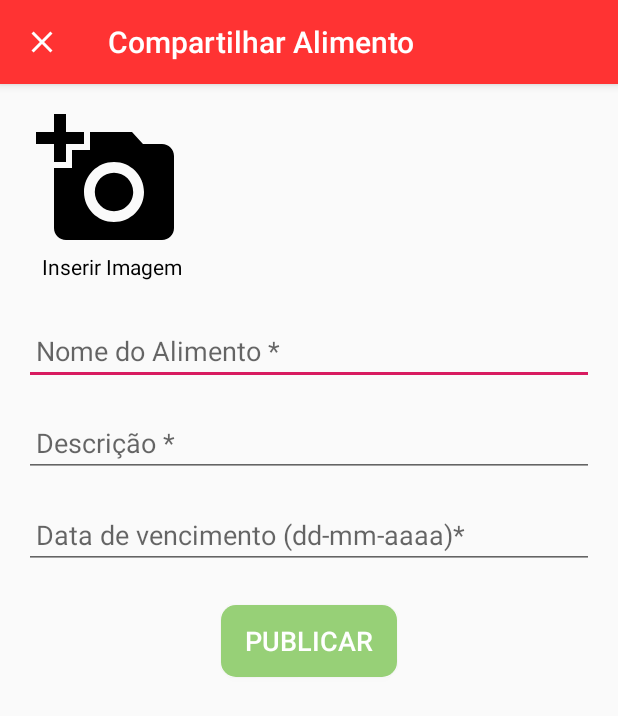
After one commit to fernandoasg/Share-Food, an Android app: the CreateFoodPostActivity screen opened directly, with no data from a screen before it, on a phone screen of 412 x 824 dp. The commit adds this screen. Shown: the top 716 px of the screen. Run offline under Robolectric (Android 15) with nearby library versions, the phone set to English and light mode, and no system bars; our stand-ins replace Room's generated code.

Commit message:
Criando novo FoodPost

```diff
--- a/Projects/Android Project/ShareFood/app/src/main/AndroidManifest.xml
+++ b/Projects/Android Project/ShareFood/app/src/main/AndroidManifest.xml
@@ -9,7 +9,8 @@
         android:roundIcon="@mipmap/ic_launcher_round"
         android:supportsRtl="true"
         android:theme="@style/AppTheme">
-        <activity android:name=".activity.ShareFoodActivity"></activity>
+        <activity android:name=".activity.CreateFoodPostActivity"
+            android:parentActivityName=".activity.MainActivity"></activity>
         <activity
             android:name=".activity.RegisterActivity"
             android:theme="@style/LoginTheme" />
@@ -22,7 +23,8 @@
                 <category android:name="android.intent.category.LAUNCHER" />
             </intent-filter>
         </activity>
-        <activity android:name=".activity.MainActivity"></activity>
+        <activity android:name=".activity.MainActivity"
+            android:launchMode="singleTop"></activity>
     </application>
 
 </manifest>
--- /dev/null
+++ b/Projects/Android Project/ShareFood/app/src/main/java/com/example/sharefood/activity/CreateFoodPostActivity.java
@@ -0,0 +1,74 @@
+package com.example.sharefood.activity;
+
+import androidx.appcompat.app.AppCompatActivity;
+import androidx.lifecycle.ViewModelProviders;
+
+import android.os.Bundle;
+import android.view.View;
+import android.widget.Button;
+import android.widget.EditText;
+import android.widget.Toast;
+
+import com.example.sharefood.R;
+import com.example.sharefood.entity.FoodPost;
+import com.example.sharefood.viewmodel.CreateFoodPostViewModel;
+
+public class CreateFoodPostActivity extends AppCompatActivity {
+
+    private EditText foodNameText;
+    private EditText foodDescriptionText;
+    private EditText foodDateText;
+    private CreateFoodPostViewModel createFoodPostViewModel;
+
+    @Override
+    protected void onCreate(Bundle savedInstanceState) {
+        super.onCreate(savedInstanceState);
+        setContentView(R.layout.activity_create_food_post);
+
+        createFoodPostViewModel = ViewModelProviders.of(this).get(CreateFoodPostViewModel.class);
+
+        foodNameText = findViewById(R.id.add_food_post_name_edit_text);
+        foodDescriptionText = findViewById(R.id.add_food_post_description_edit_text);
+        foodDateText = findViewById(R.id.add_food_post_date_edit_text);
+
+        getSupportActionBar().setHomeAsUpIndicator(R.drawable.ic_close_black_24dp);
+        setTitle("Compartilhar Alimento");
+
+        Button createFoodPostButton = findViewById(R.id.add_food_post_button);
+        createFoodPostButton.setOnClickListener(new View.OnClickListener() {
+            @Override
+            public void onClick(View view) {
+                saveFoodPost();
+            }
+        });
+    }
+
+    private void saveFoodPost(){
+        String foodName = foodNameText.getText().toString();
+        String foodDescription = foodDescriptionText.getText().toString();
+        String foodDate = foodDateText.getText().toString();
+
+        if(foodName.trim().isEmpty()){
+            foodNameText.setError("Você precisa informar o nome do alimento.");
+            return;
+        }
+
+        if(foodDescription.trim().isEmpty()){
+            foodDescriptionText.setError("Você precisa informar a descrição do alimento.");
+            return;
+        }
+
+        if(foodDate.trim().isEmpty()){
+            foodDateText.setError("Você precisa informar a data de vencimento do alimento.");
+            return;
+        }
+
+        FoodPost foodPost = new FoodPost(foodName, foodDescription, foodDate, 0, 0);
+
+        createFoodPostViewModel.insert(foodPost);
+
+        Toast.makeText(this, "Alimento publicado com sucesso!", Toast.LENGTH_SHORT).show();
+
+        onBackPressed();
+    }
+}
--- /dev/null
+++ b/Projects/Android Project/ShareFood/app/src/main/java/com/example/sharefood/viewmodel/CreateFoodPostViewModel.java
@@ -0,0 +1,29 @@
+package com.example.sharefood.viewmodel;
+
+
+import android.app.Application;
+
+import androidx.annotation.NonNull;
+import androidx.lifecycle.AndroidViewModel;
+
+import com.example.sharefood.entity.FoodPost;
+import com.example.sharefood.repository.FoodPostRepository;
+
+public class CreateFoodPostViewModel extends AndroidViewModel {
+
+    private FoodPostRepository repository;
+
+    public CreateFoodPostViewModel(@NonNull Application application) {
+        super(application);
+        repository = new FoodPostRepository(application);
+    }
+
+    public void insert(FoodPost foodPost){
+        repository.insert(foodPost);
+    }
+
+    public void update(FoodPost foodPost){
+        repository.update(foodPost);
+    }
+
+}
--- /dev/null
+++ b/Projects/Android Project/ShareFood/app/src/main/res/drawable/green_button_style.xml
@@ -0,0 +1,21 @@
+<?xml version="1.0" encoding="utf-8"?>
+<shape xmlns:android="http://schemas.android.com/apk/res/android"
+    android:shape="rectangle" >
+
+    <corners
+        android:bottomLeftRadius="10dp"
+        android:bottomRightRadius="10dp"
+        android:topLeftRadius="10dp"
+        android:topRightRadius="10dp" />
+
+    <solid android:color="@color/colorGreen" />
+
+    <padding
+        android:bottom="0dp"
+        android:left="16dp"
+        android:right="16dp"
+        android:top="0dp" />
+
+
+
+</shape>
--- /dev/null
+++ b/Projects/Android Project/ShareFood/app/src/main/res/drawable/ic_add_a_photo.xml
@@ -0,0 +1,4 @@
+<vector android:height="96dp" android:viewportHeight="24.0"
+    android:viewportWidth="24.0" android:width="96dp" xmlns:android="http://schemas.android.com/apk/res/android">
+    <path android:fillColor="#FF000000" android:pathData="M3,4L3,1h2v3h3v2L5,6v3L3,9L3,6L0,6L0,4h3zM6,10L6,7h3L9,4h7l1.83,2L21,6c1.1,0 2,0.9 2,2v12c0,1.1 -0.9,2 -2,2L5,22c-1.1,0 -2,-0.9 -2,-2L3,10h3zM13,19c2.76,0 5,-2.24 5,-5s-2.24,-5 -5,-5 -5,2.24 -5,5 2.24,5 5,5zM9.8,14c0,1.77 1.43,3.2 3.2,3.2s3.2,-1.43 3.2,-3.2 -1.43,-3.2 -3.2,-3.2 -3.2,1.43 -3.2,3.2z"/>
+</vector>
--- /dev/null
+++ b/Projects/Android Project/ShareFood/app/src/main/res/drawable/ic_close_black_24dp.xml
@@ -0,0 +1,5 @@
+<vector android:height="24dp" android:tint="#FFFFFF"
+    android:viewportHeight="24.0" android:viewportWidth="24.0"
+    android:width="24dp" xmlns:android="http://schemas.android.com/apk/res/android">
+    <path android:fillColor="#FF000000" android:pathData="M19,6.41L17.59,5 12,10.59 6.41,5 5,6.41 10.59,12 5,17.59 6.41,19 12,13.41 17.59,19 19,17.59 13.41,12z"/>
+</vector>
--- /dev/null
+++ b/Projects/Android Project/ShareFood/app/src/main/res/layout/activity_create_food_post.xml
@@ -0,0 +1,62 @@
+<?xml version="1.0" encoding="utf-8"?>
+<LinearLayout xmlns:android="http://schemas.android.com/apk/res/android"
+    xmlns:tools="http://schemas.android.com/tools"
+    android:layout_width="match_parent"
+    android:layout_height="match_parent"
+    android:orientation="vertical"
+    android:padding="16dp"
+    tools:context=".activity.CreateFoodPostActivity">
+
+    <ImageView
+        android:id="@+id/add_food_post_image"
+        android:layout_width="wrap_content"
+        android:layout_height="wrap_content"
+        android:layout_marginLeft="8dp"
+        android:src="@drawable/ic_add_a_photo"/>
+    <TextView
+        android:id="@+id/add_food_post_image_text"
+        android:layout_width="wrap_content"
+        android:layout_height="wrap_content"
+        android:layout_marginLeft="12dp"
+        android:text="@string/insert_image_text"
+        android:textColor="@color/colorBlack"/>
+
+    <EditText
+        android:id="@+id/add_food_post_name_edit_text"
+        android:layout_width="match_parent"
+        android:layout_height="wrap_content"
+        android:layout_marginTop="24dp"
+        android:inputType="text"
+        android:hint="@string/nome_do_alimento_hint_text"
+        android:paddingLeft="8dp"/>
+
+    <EditText
+        android:id="@+id/add_food_post_description_edit_text"
+        android:layout_width="match_parent"
+        android:layout_height="wrap_content"
+        android:layout_marginTop="16dp"
+        android:inputType="textMultiLine"
+        android:hint="@string/food_post_description_hint"
+        android:paddingLeft="8dp"/>
+
+    <EditText
+        android:id="@+id/add_food_post_date_edit_text"
+        android:layout_width="match_parent"
+        android:layout_height="wrap_content"
+        android:layout_marginTop="16dp"
+        android:inputType="date"
+        android:hint="@string/food_post_data_hint"
+        android:paddingLeft="8dp"/>
+
+    <Button
+        android:id="@+id/add_food_post_button"
+        android:layout_width="wrap_content"
+        android:layout_height="wrap_content"
+        android:layout_marginTop="24dp"
+        android:background="@drawable/green_button_style"
+        android:layout_centerHorizontal="true"
+        android:layout_gravity="center"
+        android:text="@string/food_post_button"
+        android:textColor="@color/colorWhite"
+        android:textSize="8pt"/>
+</LinearLayout>
--- a/Projects/Android Project/ShareFood/app/src/main/res/layout/fragment_home.xml
+++ b/Projects/Android Project/ShareFood/app/src/main/res/layout/fragment_home.xml
@@ -33,7 +33,7 @@
         android:id="@+id/create_food_post_button"
         android:layout_width="wrap_content"
         android:layout_height="wrap_content"
-        android:background="@drawable/button_default_style"
+        android:background="@drawable/red_button_style"
         android:layout_marginTop="16dp"
         android:layout_marginBottom="16dp"
         android:layout_gravity="center"
--- a/Projects/Android Project/ShareFood/app/src/main/res/values/colors.xml
+++ b/Projects/Android Project/ShareFood/app/src/main/res/values/colors.xml
@@ -6,7 +6,9 @@
     <color name="colorRed">#FF3333</color>
     <color name="colorRedDark">#D42A2A</color>
     <color name="colorWhite">#ffffff</color>
+    <color name="colorBlack">#000000</color>
     <color name="colorAlmostWhite">#CCC9C9C9</color>
+    <color name="colorGreen">#97D077</color>
 
     <color name="colorFoodPost">#F7E8E8</color>
     <color name="colorTransparent">#00000000</color>
--- a/Projects/Android Project/ShareFood/app/src/main/res/values/strings.xml
+++ b/Projects/Android Project/ShareFood/app/src/main/res/values/strings.xml
@@ -13,4 +13,9 @@
     <string name="food_post_image">Imagem do Produto</string>
     <string name="search_food_post_hint_text">PROCURAR</string>
     <string name="open_create_food_post_text">COMPARTILHAR ALIMENTO</string>
+    <string name="insert_image_text">Inserir Imagem</string>
+    <string name="nome_do_alimento_hint_text">Nome do Alimento *</string>
+    <string name="food_post_data_hint">Data de vencimento (dd-mm-aaaa)*</string>
+    <string name="food_post_description_hint">Descrição *</string>
+    <string name="food_post_button">PUBLICAR</string>
 </resources>
```
Also changed, not shown: Projects/Android Project/ShareFood/app/src/main/java/com/example/sharefood/ShareFoodDatabase.java (+5 -7 lines), Projects/Android Project/ShareFood/app/src/main/java/com/example/sharefood/activity/ShareFoodActivity.java (deleted, +0 -16 lines), Projects/Android Project/ShareFood/app/src/main/java/com/example/sharefood/entity/FoodPost.java (+1 -9 lines), Projects/Android Project/ShareFood/app/src/main/java/com/example/sharefood/fragment/HomeFragment.java (+12 -1 lines), Projects/Android Project/ShareFood/app/src/main/res/layout/activity_share_food.xml (deleted, +0 -9 lines), Projects/Android Project/ShareFood/app/src/main/res/drawable/red_button_style.xml (renamed from Projects/Android Project/ShareFood/app/src/main/res/drawable/button_default_style.xml).
